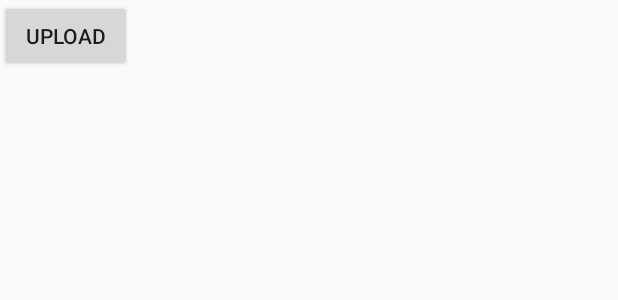
After one commit to mozillacampuscrce/unscript2k18-33, an Android app: the layout fragment_placement.xml on its own in the app's theme, with its tools: preview values and no code run, on a phone screen of 412 x 824 dp. The commit adds this screen. Shown: the top 300 px of the screen. Run offline under Robolectric (Android 15) with nearby library versions, the phone set to English and light mode, and no system bars.

Commit message:
Placement Fragment created

```diff
--- a/app/src/main/java/com/example/venkat/unscript/MainActivity.java
+++ b/app/src/main/java/com/example/venkat/unscript/MainActivity.java
@@ -86,7 +86,7 @@ public class MainActivity extends AppCompatActivity
 
         } else if (id == R.id.nav_slideshow) {
 
-        } else if (id == R.id.nav_manage) {
+        } else if (id == R.id.nav_placements) {
 
         } else if (id == R.id.nav_share) {
 
--- /dev/null
+++ b/app/src/main/res/layout/fragment_placement.xml
@@ -0,0 +1,13 @@
+<?xml version="1.0" encoding="utf-8"?>
+<LinearLayout android:layout_height="match_parent"
+    android:layout_width="match_parent"
+    android:id="@+id/fragment_placement"
+    android:orientation="vertical"
+    xmlns:android="http://schemas.android.com/apk/res/android">
+
+    <Button
+        android:layout_width="wrap_content"
+        android:layout_height="wrap_content"
+        android:text="Upload"
+        android:id="@+id/upload_offer_letter"/>
+</LinearLayout>
--- a/app/src/main/res/menu/activity_main_drawer.xml
+++ b/app/src/main/res/menu/activity_main_drawer.xml
@@ -17,9 +17,9 @@
             android:icon="@drawable/ic_menu_slideshow"
             android:title="Slideshow" />
         <item
-            android:id="@+id/nav_manage"
+            android:id="@+id/nav_placements"
             android:icon="@drawable/ic_menu_manage"
-            android:title="Tools" />
+            android:title="Placements" />
     </group>
 
     <item android:title="Communicate">
```
Also changed, not shown: app/src/main/java/com/example/venkat/unscript/PlacementFragment.java (added, +39 -0 lines).
